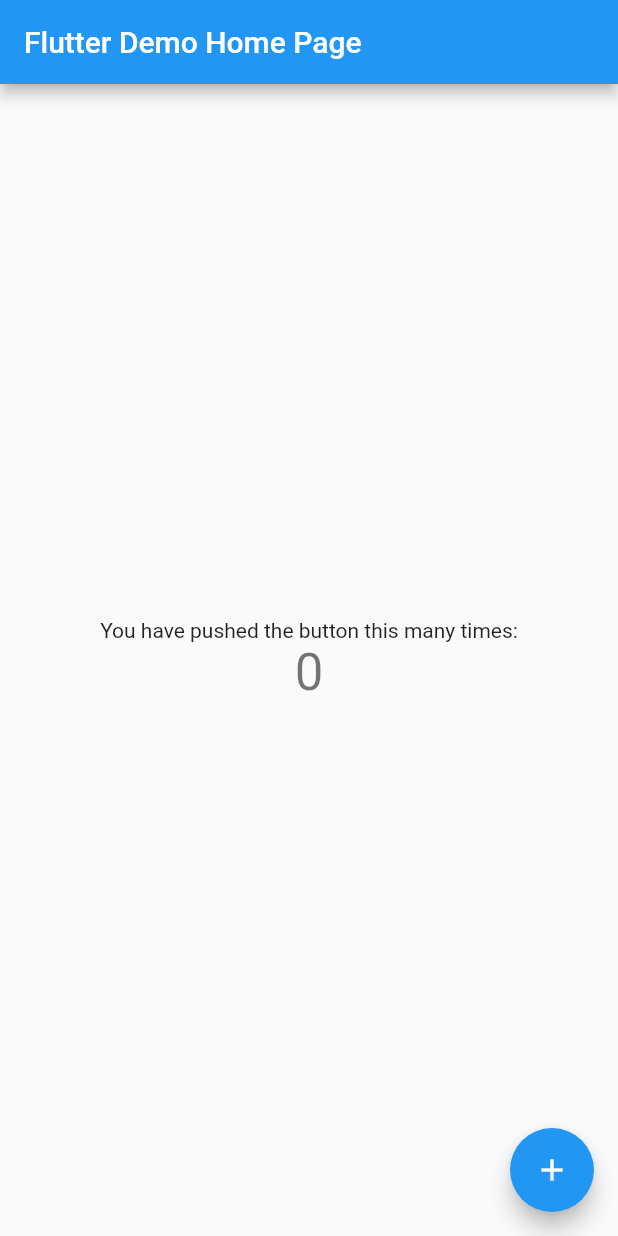
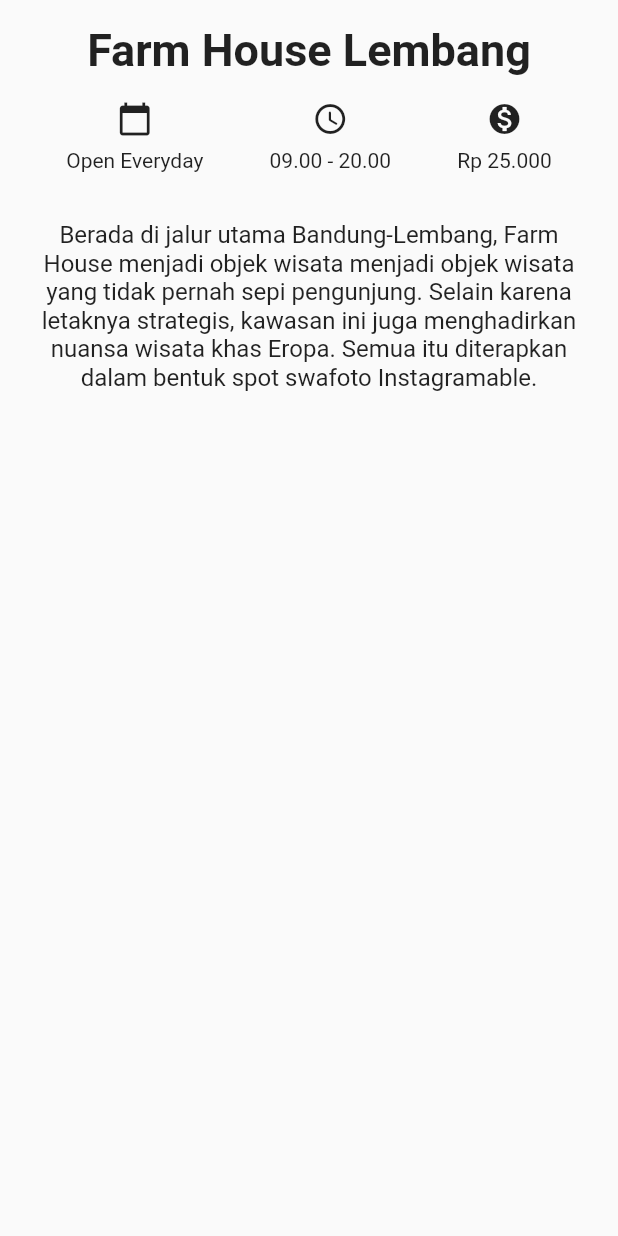
Before and after one commit to maulanabin/aplikasi_wisata_bandung, a Flutter app: the screen it shows after launch, on a phone screen of 412 x 824 dp. Run offline on Flutter 3.47's test engine with Material 2 defaults, Android fonts, the phone set to English and light mode, and no system bars.

Commit message:
Membuat class DetailScreen yang didalamnya telah ditambahkan widget-widget.

```diff
--- a/lib/main.dart
+++ b/lib/main.dart
@@ -1,115 +1,83 @@
 import 'package:flutter/material.dart';
 
-void main() {
-  runApp(const MyApp());
-}
+void main() => runApp(const MyApp());
 
 class MyApp extends StatelessWidget {
   const MyApp({Key? key}) : super(key: key);
 
-  // This widget is the root of your application.
+  // Menampilkan widget MaterialApp
   @override
   Widget build(BuildContext context) {
     return MaterialApp(
-      title: 'Flutter Demo',
-      theme: ThemeData(
-        // This is the theme of your application.
-        //
-        // Try running your application with "flutter run". You'll see the
-        // application has a blue toolbar. Then, without quitting the app, try
-        // changing the primarySwatch below to Colors.green and then invoke
-        // "hot reload" (press "r" in the console where you ran "flutter run",
-        // or simply save your changes to "hot reload" in a Flutter IDE).
-        // Notice that the counter didn't reset back to zero; the application
-        // is not restarted.
-        primarySwatch: Colors.blue,
-      ),
-      home: const MyHomePage(title: 'Flutter Demo Home Page'),
+      title: 'Wisata Bandung',
+      theme: ThemeData(),
+      home: const DetailScreen(),
     );
   }
 }
 
-class MyHomePage extends StatefulWidget {
-  const MyHomePage({Key? key, required this.title}) : super(key: key);
-
-  // This widget is the home page of your application. It is stateful, meaning
-  // that it has a State object (defined below) that contains fields that affect
-  // how it looks.
-
-  // This class is the configuration for the state. It holds the values (in this
-  // case the title) provided by the parent (in this case the App widget) and
-  // used by the build method of the State. Fields in a Widget subclass are
-  // always marked "final".
-
-  final String title;
-
-  @override
-  State<MyHomePage> createState() => _MyHomePageState();
-}
-
-class _MyHomePageState extends State<MyHomePage> {
-  int _counter = 0;
-
-  void _incrementCounter() {
-    setState(() {
-      // This call to setState tells the Flutter framework that something has
-      // changed in this State, which causes it to rerun the build method below
-      // so that the display can reflect the updated values. If we changed
-      // _counter without calling setState(), then the build method would not be
-      // called again, and so nothing would appear to happen.
-      _counter++;
-    });
-  }
+// Membuat kelas Stateless Widget baru untuk menampung kode tampilan agar lebih rapi
+class DetailScreen extends StatelessWidget {
+  const DetailScreen({Key? key}) : super(key: key);
 
   @override
   Widget build(BuildContext context) {
-    // This method is rerun every time setState is called, for instance as done
-    // by the _incrementCounter method above.
-    //
-    // The Flutter framework has been optimized to make rerunning build methods
-    // fast, so that you can just rebuild anything that needs updating rather
-    // than having to individually change instances of widgets.
     return Scaffold(
-      appBar: AppBar(
-        // Here we take the value from the MyHomePage object that was created by
-        // the App.build method, and use it to set our appbar title.
-        title: Text(widget.title),
-      ),
-      body: Center(
-        // Center is a layout widget. It takes a single child and positions it
-        // in the middle of the parent.
+      body: SafeArea(
         child: Column(
-          // Column is also a layout widget. It takes a list of children and
-          // arranges them vertically. By default, it sizes itself to fit its
-          // children horizontally, and tries to be as tall as its parent.
-          //
-          // Invoke "debug painting" (press "p" in the console, choose the
-          // "Toggle Debug Paint" action from the Flutter Inspector in Android
-          // Studio, or the "Toggle Debug Paint" command in Visual Studio Code)
-          // to see the wireframe for each widget.
-          //
-          // Column has various properties to control how it sizes itself and
-          // how it positions its children. Here we use mainAxisAlignment to
-          // center the children vertically; the main axis here is the vertical
-          // axis because Columns are vertical (the cross axis would be
-          // horizontal).
-          mainAxisAlignment: MainAxisAlignment.center,
+          crossAxisAlignment: CrossAxisAlignment.stretch,
           children: <Widget>[
-            const Text(
-              'You have pushed the button this many times:',
-            ),
-            Text(
-              '$_counter',
-              style: Theme.of(context).textTheme.headline4,
+            Container(
+                margin: const EdgeInsets.only(top: 16.0),
+                child: const Text(
+                  'Farm House Lembang',
+                  textAlign: TextAlign.center,
+                  style: TextStyle(
+                    fontSize: 30.0,
+                    fontWeight: FontWeight.bold,
+                  ),
+                )),
+            Container(
+                margin: const EdgeInsets.symmetric(vertical: 16.0),
+                child: Row(
+                  mainAxisAlignment: MainAxisAlignment.spaceEvenly,
+                  children: <Widget>[
+                    Column(
+                      children: const <Widget>[
+                        Icon(Icons.calendar_today),
+                        SizedBox(height: 8.0),
+                        Text('Open Everyday'),
+                      ],
+                    ),
+                    Column(
+                      children: const <Widget>[
+                        Icon(Icons.access_time_rounded),
+                        SizedBox(
+                          height: 8.0,
+                        ),
+                        Text('09.00 - 20.00'),
+                      ],
+                    ),
+                    Column(
+                      children: const <Widget>[
+                        Icon(Icons.monetization_on),
+                        SizedBox(height: 8.0),
+                        Text('Rp 25.000'),
+                      ],
+                    ),
+                  ],
+                )),
+            Container(
+              padding: const EdgeInsets.all(16.0),
+              child: const Text(
+                'Berada di jalur utama Bandung-Lembang, Farm House menjadi objek wisata menjadi objek wisata yang tidak pernah sepi pengunjung. Selain karena letaknya strategis, kawasan ini juga menghadirkan nuansa wisata khas Eropa. Semua itu diterapkan dalam bentuk spot swafoto Instagramable.',
+                textAlign: TextAlign.center,
+                style: TextStyle(fontSize: 16.0),
+              ),
             ),
           ],
         ),
       ),
-      floatingActionButton: FloatingActionButton(
-        onPressed: _incrementCounter,
-        tooltip: 'Increment',
-        child: const Icon(Icons.add),
-      ), // This trailing comma makes auto-formatting nicer for build methods.
     );
   }
 }
```
